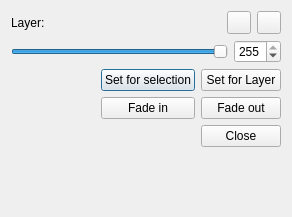
Qt form app/ui/layeropacitydialog.ui (pencil2d/pencil) before a commit.
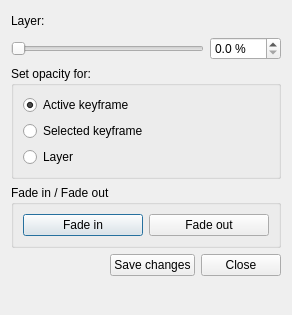
The same form after that commit. Icons and pictures are not drawn.

```diff
--- a/app/ui/layeropacitydialog.ui
+++ b/app/ui/layeropacitydialog.ui
@@ -7,13 +7,13 @@
     <x>0</x>
     <y>0</y>
     <width>292</width>
-    <height>217</height>
+    <height>315</height>
    </rect>
   </property>
   <property name="windowTitle">
    <string>Layer Opacity</string>
   </property>
-  <layout class="QVBoxLayout" name="verticalLayout">
+  <layout class="QVBoxLayout" name="verticalLayout_2">
    <item>
     <layout class="QHBoxLayout" name="horizontalLayout_4">
      <item>
@@ -36,48 +36,23 @@
        </property>
       </spacer>
      </item>
-     <item>
-      <widget class="QToolButton" name="toolBtnPreviousKeyframe">
-       <property name="toolTip">
-        <string>Previous keyframe</string>
-       </property>
-       <property name="text">
-        <string/>
-       </property>
-       <property name="icon">
-        <iconset resource="../data/app.qrc">
-         <normaloff>:/icons/prev.png</normaloff>:/icons/prev.png</iconset>
-       </property>
-      </widget>
-     </item>
-     <item>
-      <widget class="QToolButton" name="toolBtnNextKeyframe">
-       <property name="toolTip">
-        <string>Next keyframe</string>
-       </property>
-       <property name="text">
-        <string/>
-       </property>
-       <property name="icon">
-        <iconset resource="../data/app.qrc">
-         <normaloff>:/icons/next.png</normaloff>:/icons/next.png</iconset>
-       </property>
-      </widget>
-     </item>
     </layout>
    </item>
    <item>
-    <layout class="QHBoxLayout" name="horizontalLayout_2">
+    <layout class="QHBoxLayout" name="hLayoutSlider">
      <item>
       <widget class="QSlider" name="chooseOpacitySlider">
        <property name="toolTip">
-        <string>0 = transparent. 255 = opaque</string>
+        <string>% transparency</string>
+       </property>
+       <property name="minimum">
+        <number>0</number>
        </property>
        <property name="maximum">
-        <number>255</number>
+        <number>500</number>
        </property>
        <property name="value">
-        <number>255</number>
+        <number>0</number>
        </property>
        <property name="orientation">
         <enum>Qt::Horizontal</enum>
@@ -85,56 +60,88 @@
       </widget>
      </item>
      <item>
-      <widget class="QSpinBox" name="chooseOpacitySpinBox">
+      <widget class="QDoubleSpinBox" name="chooseOpacitySpinBox">
        <property name="toolTip">
         <string>0 = transparent. 255 = opaque</string>
        </property>
-       <property name="maximum">
-        <number>255</number>
+       <property name="suffix">
+        <string> %</string>
        </property>
-       <property name="value">
-        <number>255</number>
+       <property name="decimals">
+        <number>1</number>
+       </property>
+       <property name="singleStep">
+        <double>0.200000000000000</double>
        </property>
       </widget>
      </item>
     </layout>
    </item>
    <item>
-    <layout class="QGridLayout" name="gridLayout">
-     <item row="0" column="0">
-      <spacer name="horizontalSpacer_2">
-       <property name="orientation">
-        <enum>Qt::Horizontal</enum>
-       </property>
-       <property name="sizeHint" stdset="0">
-        <size>
-         <width>40</width>
-         <height>20</height>
-        </size>
-       </property>
-      </spacer>
-     </item>
-     <item row="0" column="1">
-      <widget class="QPushButton" name="btnSetOpacitySelection">
-       <property name="toolTip">
-        <string>Sets selected opacity for selected keyframes on layer</string>
-       </property>
-       <property name="text">
-        <string>Set for selection</string>
-       </property>
-      </widget>
-     </item>
-     <item row="0" column="2">
-      <widget class="QPushButton" name="btnSetOpacityLayer">
-       <property name="toolTip">
-        <string>Sets selected opacity for all keyframes on layer</string>
-       </property>
-       <property name="text">
-        <string>Set for Layer</string>
-       </property>
-      </widget>
-     </item>
-     <item row="1" column="0">
+    <widget class="QGroupBox" name="groupBoxOpacity">
+     <property name="title">
+      <string>Set opacity for:</string>
+     </property>
+     <layout class="QVBoxLayout" name="verticalLayout">
+      <item>
+       <widget class="QRadioButton" name="rbActiveKeyframe">
+        <property name="text">
+         <string>Active keyframe</string>
+        </property>
+        <property name="checked">
+         <bool>true</bool>
+        </property>
+       </widget>
+      </item>
+      <item>
+       <widget class="QRadioButton" name="rbSelectedKeyframes">
+        <property name="text">
+         <string>Selected keyframe</string>
+        </property>
+       </widget>
+      </item>
+      <item>
+       <widget class="QRadioButton" name="rbActiveLayer">
+        <property name="text">
+         <string>Layer</string>
+        </property>
+       </widget>
+      </item>
+     </layout>
+    </widget>
+   </item>
+   <item>
+    <widget class="QGroupBox" name="groupBoxFade">
+     <property name="title">
+      <string>Fade in / Fade out</string>
+     </property>
+     <layout class="QHBoxLayout" name="horizontalLayout_3">
+      <item>
+       <widget class="QPushButton" name="btnFadeIn">
+        <property name="toolTip">
+         <string>Fade in over selcted keyframes</string>
+        </property>
+        <property name="text">
+         <string>Fade in</string>
+        </property>
+       </widget>
+      </item>
+      <item>
+       <widget class="QPushButton" name="btnFadeOut">
+        <property name="toolTip">
+         <string>Fade out over selected keyframes</string>
+        </property>
+        <property name="text">
+         <string>Fade out</string>
+        </property>
+       </widget>
+      </item>
+     </layout>
+    </widget>
+   </item>
+   <item>
+    <layout class="QHBoxLayout" name="hLayoutBtnClose">
+     <item>
       <spacer name="horizontalSpacer">
        <property name="orientation">
         <enum>Qt::Horizontal</enum>
@@ -147,27 +154,14 @@
        </property>
       </spacer>
      </item>
-     <item row="1" column="1">
-      <widget class="QPushButton" name="btnFadeIn">
-       <property name="toolTip">
-        <string>Fade in over selcted keyframes</string>
-       </property>
+     <item>
+      <widget class="QPushButton" name="btnSaveChanges">
        <property name="text">
-        <string>Fade in</string>
+        <string>Save changes</string>
        </property>
       </widget>
      </item>
-     <item row="1" column="2">
-      <widget class="QPushButton" name="btnFadeOut">
-       <property name="toolTip">
-        <string>Fade out over selected keyframes</string>
-       </property>
-       <property name="text">
-        <string>Fade out</string>
-       </property>
-      </widget>
-     </item>
-     <item row="2" column="2">
+     <item>
       <widget class="QPushButton" name="btnClose">
        <property name="text">
         <string>Close</string>
```
Left out of the diff: 8 changed lines with no effect on the pictures.
